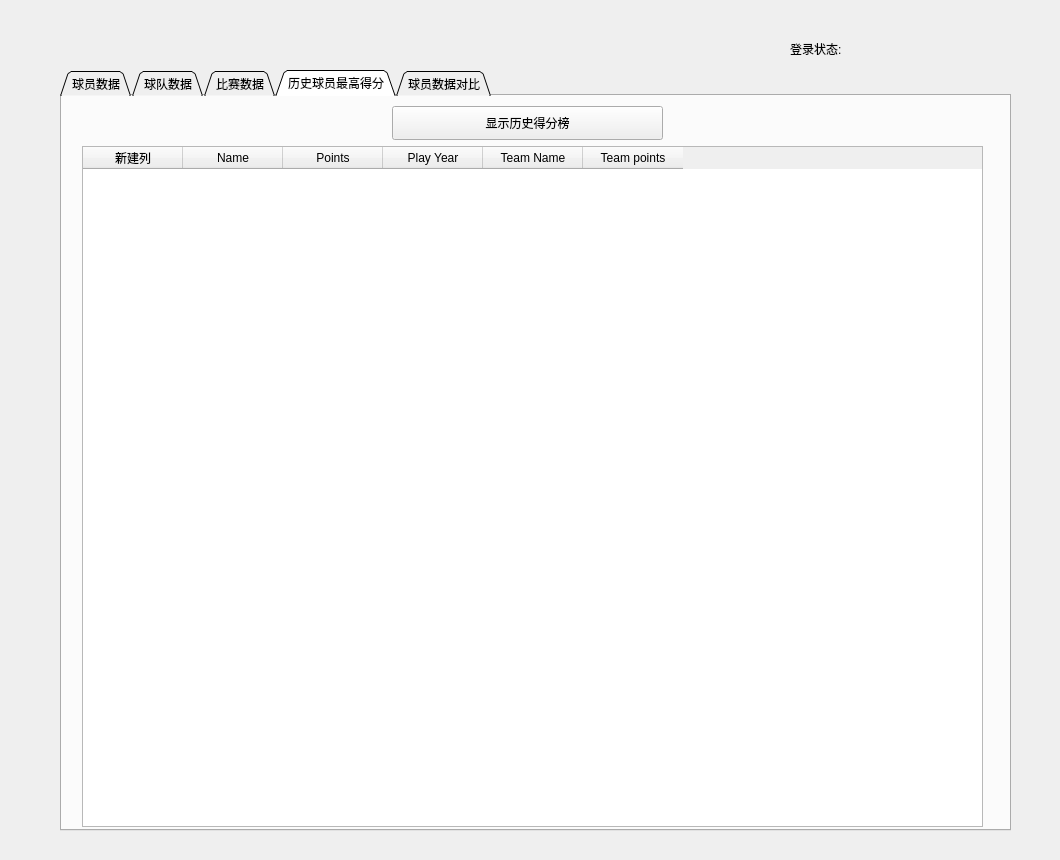
pickerxxr/Database_project_5012, file venv/normal_user.ui: the form before one commit.
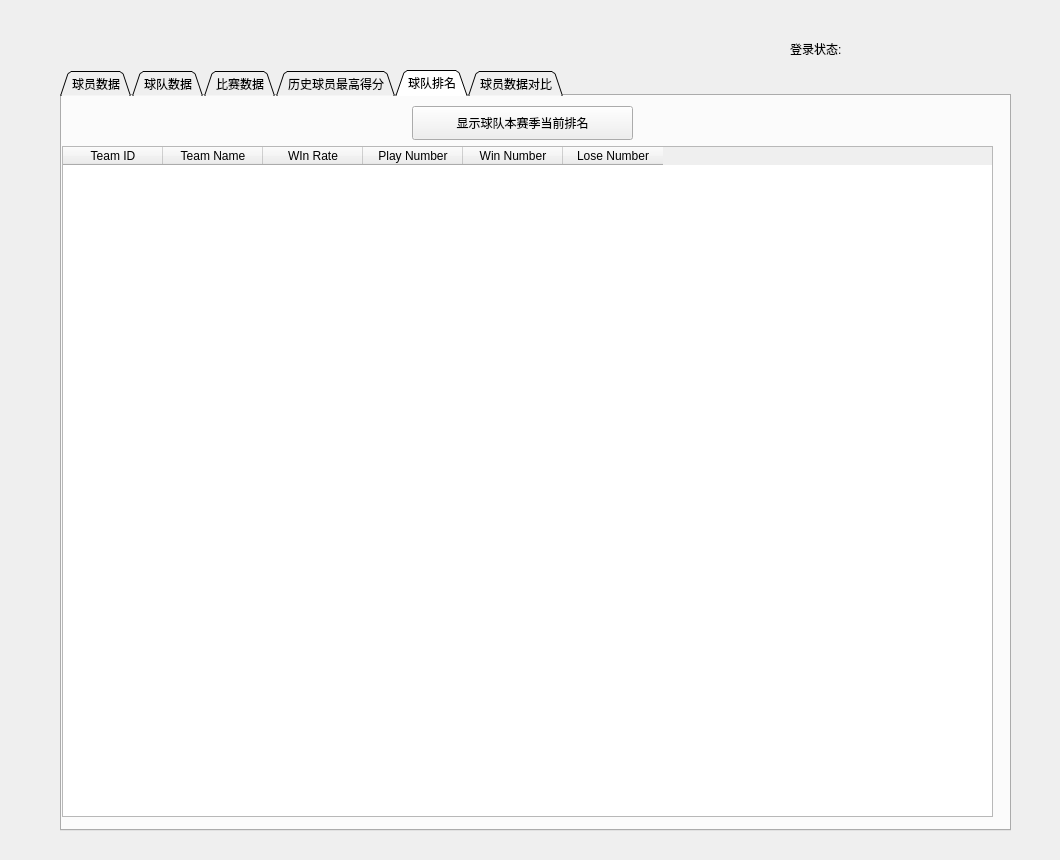
The form after the commit. Custom widgets are drawn as their Qt base class.

```diff
--- a/venv/normal_user.ui
+++ b/venv/normal_user.ui
@@ -26,7 +26,7 @@
     <enum>QTabWidget::Triangular</enum>
    </property>
    <property name="currentIndex">
-    <number>3</number>
+    <number>4</number>
    </property>
    <widget class="QWidget" name="player_tab">
     <attribute name="title">
@@ -503,6 +503,64 @@
      </property>
     </widget>
    </widget>
+   <widget class="QWidget" name="tab_2">
+    <attribute name="title">
+     <string>球队排名</string>
+    </attribute>
+    <widget class="QPushButton" name="pushButton">
+     <property name="geometry">
+      <rect>
+       <x>350</x>
+       <y>10</y>
+       <width>221</width>
+       <height>34</height>
+      </rect>
+     </property>
+     <property name="text">
+      <string>显示球队本赛季当前排名</string>
+     </property>
+    </widget>
+    <widget class="QTableWidget" name="tableWidget_2">
+     <property name="geometry">
+      <rect>
+       <x>0</x>
+       <y>50</y>
+       <width>931</width>
+       <height>671</height>
+      </rect>
+     </property>
+     <column>
+      <property name="text">
+       <string>Team ID</string>
+      </property>
+     </column>
+     <column>
+      <property name="text">
+       <string>Team Name</string>
+      </property>
+     </column>
+     <column>
+      <property name="text">
+       <string>WIn Rate</string>
+      </property>
+     </column>
+     <column>
+      <property name="text">
+       <string>Play Number</string>
+      </property>
+     </column>
+     <column>
+      <property name="text">
+       <string>Win Number</string>
+      </property>
+     </column>
+     <column>
+      <property name="text">
+       <string>Lose Number</string>
+      </property>
+     </column>
+    </widget>
+   </widget>
    <widget class="QWidget" name="compare_tab">
     <attribute name="title">
      <string>球员数据对比</string>
```
